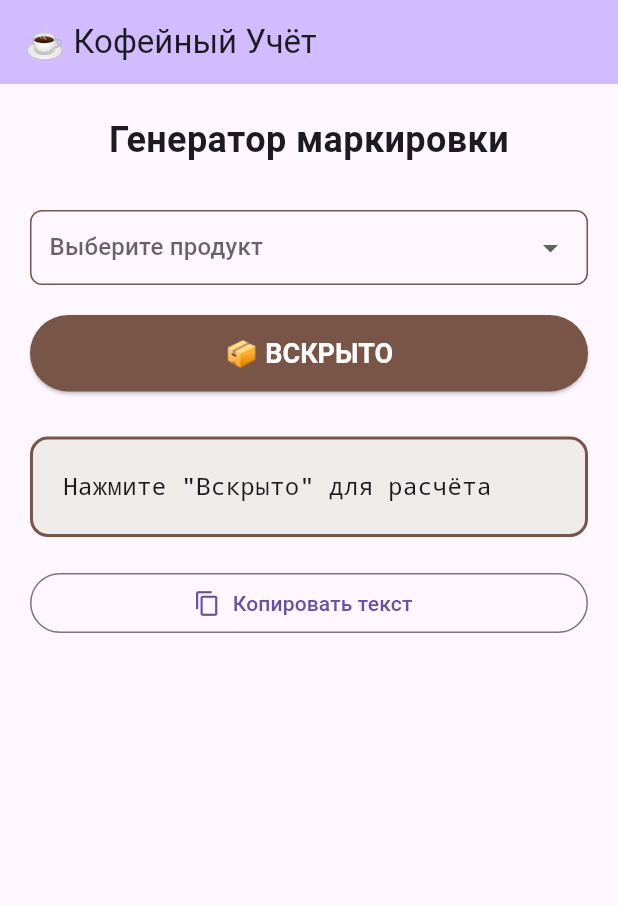
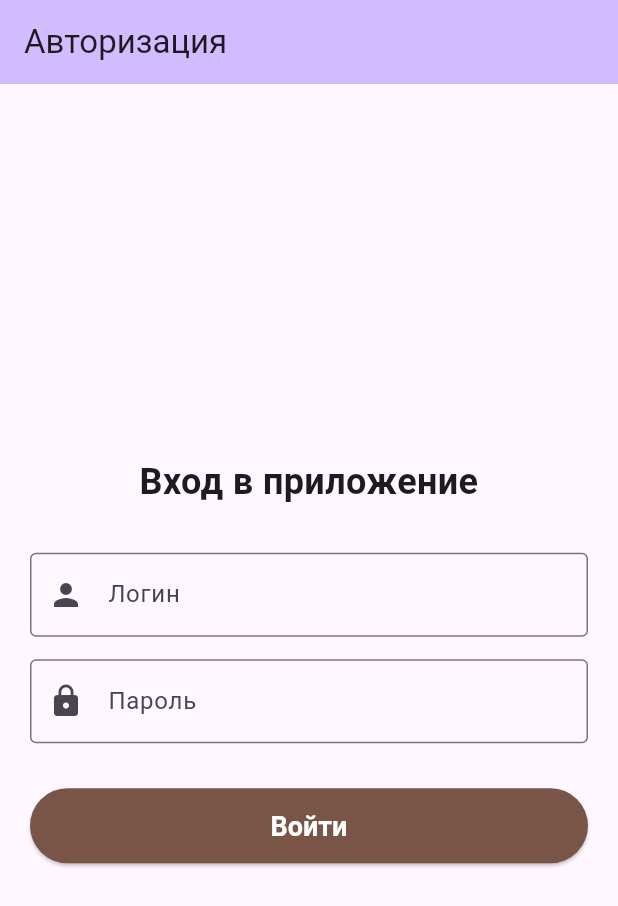
Before and after one commit to lare44ek/coffee_app, a Flutter app: the screen it shows after launch, on a phone screen of 412 x 824 dp. Shown: the top 906 px of the screen. Run offline on Flutter 3.47's test engine with Material 3 defaults, Android fonts, the phone set to English and light mode, and no system bars; missing offline and left inert: mobile_scanner.

Commit message:
v0.1 alpha

```diff
--- /dev/null
+++ b/lib/login_page.dart
@@ -0,0 +1,103 @@
+// lib/login_page.dart
+import 'package:flutter/material.dart';
+import 'main_app.dart'; // Импортируем MainApp, куда перейдём после логина
+
+class LoginPage extends StatefulWidget {
+  const LoginPage({super.key});
+
+  @override
+  State<LoginPage> createState() => _LoginPageState();
+}
+
+class _LoginPageState extends State<LoginPage> {
+  final TextEditingController _loginController = TextEditingController();
+  final TextEditingController _passwordController = TextEditingController();
+
+  static const String correctLogin = 'admin';
+  static const String correctPassword = '12345678';
+
+  void _attemptLogin() async {
+    String enteredLogin = _loginController.text.trim();
+    String enteredPassword = _passwordController.text;
+
+    if (enteredLogin == correctLogin && enteredPassword == correctPassword) {
+      // Логин успешен - переходим на MainApp
+      // Navigator.pushReplacement заменяет текущий экран
+      Navigator.pushReplacement(
+        context,
+        MaterialPageRoute(builder: (context) => const MainApp()), // <-- ЗДЕСЬ
+      );
+    } else {
+      ScaffoldMessenger.of(context).showSnackBar(
+        const SnackBar(
+          content: Text('Неверный логин или пароль!'),
+          backgroundColor: Colors.red,
+        ),
+      );
+    }
+  }
+
+  @override
+  Widget build(BuildContext context) {
+    return Scaffold(
+      appBar: AppBar(
+        title: const Text('Авторизация'),
+        backgroundColor: Theme.of(context).colorScheme.inversePrimary,
+      ),
+      body: Padding(
+        padding: const EdgeInsets.all(20.0),
+        child: Column(
+          mainAxisAlignment: MainAxisAlignment.center,
+          children: [
+            const Text(
+              'Вход в приложение',
+              style: TextStyle(fontSize: 24, fontWeight: FontWeight.bold),
+              textAlign: TextAlign.center,
+            ),
+            const SizedBox(height: 30),
+
+            TextField(
+              controller: _loginController,
+              decoration: const InputDecoration(
+                labelText: 'Логин',
+                prefixIcon: Icon(Icons.person),
+                border: OutlineInputBorder(),
+              ),
+              keyboardType: TextInputType.text,
+            ),
+            const SizedBox(height: 15),
+
+            TextField(
+              controller: _passwordController,
+              decoration: const InputDecoration(
+                labelText: 'Пароль',
+                prefixIcon: Icon(Icons.lock),
+                border: OutlineInputBorder(),
+              ),
+              obscureText: true,
+            ),
+            const SizedBox(height: 30),
+
+            ElevatedButton(
+              onPressed: _attemptLogin,
+              style: ElevatedButton.styleFrom(
+                backgroundColor: Colors.brown,
+                foregroundColor: Colors.white,
+                minimumSize: const Size(double.infinity, 50),
+                textStyle: const TextStyle(fontSize: 18, fontWeight: FontWeight.bold),
+              ),
+              child: const Text('Войти'),
+            ),
+          ],
+        ),
+      ),
+    );
+  }
+
+  @override
+  void dispose() {
+    _loginController.dispose();
+    _passwordController.dispose();
+    super.dispose();
+  }
+}
--- a/lib/main.dart
+++ b/lib/main.dart
@@ -1,4 +1,6 @@
+// lib/main.dart
 import 'package:flutter/material.dart';
+import 'login_page.dart'; // Импортируем LoginPage
 
 void main() {
   runApp(const CoffeeApp());
@@ -10,168 +12,14 @@ class CoffeeApp extends StatelessWidget {
   @override
   Widget build(BuildContext context) {
     return MaterialApp(
-      debugShowCheckedModeBanner: false, // Убирает надпись "DEBUG" в углу
+      debugShowCheckedModeBanner: false,
       theme: ThemeData(
-        primarySwatch: Colors.brown, // Коричневая тема (кофейная!)
+        primarySwatch: Colors.brown,
         useMaterial3: true,
       ),
-      home: const LabelGeneratorPage(),
+      // Теперь стартуем с LoginPage
+      home: const LoginPage(),
+      // Убираем routes или другие настройки home, если были
     );
   }
 }
-
-class LabelGeneratorPage extends StatefulWidget {
-  const LabelGeneratorPage({super.key});
-
-  @override
-  State<LabelGeneratorPage> createState() => _LabelGeneratorPageState();
-}
-
-class _LabelGeneratorPageState extends State<LabelGeneratorPage> {
-  // Выбранный продукт
-  String? _selectedProduct;
-
-  // Результат расчёта
-  String _resultText = 'Нажмите "Вскрыто" для расчёта';
-
-  // Список продуктов с их сроками годности (в часах после вскрытия)
-  final Map<String, int> _products = {
-    'Молоко 3.2%': 48,
-    'Сливки 10%': 48,
-    'Сливки 20%': 72,
-    'Сироп ванильный': 720, // 30 дней
-    'Сироп карамельный': 720,
-    'Кофе в зернах': 720,
-    'Матча': 168, // 7 дней
-    'Шоколадный соус': 336, // 14 дней
-  };
-
-  // Функция расчёта даты окончания
-  void _calculateExpiration() {
-    if (_selectedProduct == null) {
-      setState(() {
-        _resultText = '⚠️ Выберите продукт из списка!';
-      });
-      return;
-    }
-
-    // Получаем срок годности выбранного продукта
-    int shelfLifeHours = _products[_selectedProduct]!;
-
-    // Текущее время
-    DateTime now = DateTime.now();
-
-    // Дата окончания = сейчас + срок годности
-    DateTime expiration = now.add(Duration(hours: shelfLifeHours));
-
-    // Форматируем дату в красивый вид
-    String expirationString =
-        '${expiration.day.toString().padLeft(2, '0')}.${expiration.month.toString().padLeft(2, '0')} '
-        '${expiration.hour.toString().padLeft(2, '0')}:${expiration.minute.toString().padLeft(2, '0')}';
-
-    // Формируем текст для маркировки
-    setState(() {
-      _resultText = '''
-✅ ПРОДУКТ: $_selectedProduct
- ВСКРЫТО: ${now.day.toString().padLeft(2, '0')}.${now.month.toString().padLeft(2, '0')} ${now.hour.toString().padLeft(2, '0')}:${now.minute.toString().padLeft(2, '0')}
-⏳ ГОДЕН ДО: $expirationString
-      ''';
-    });
-  }
-
-  @override
-  Widget build(BuildContext context) {
-    return Scaffold(
-      appBar: AppBar(
-        title: const Text('☕ Кофейный Учёт'),
-        backgroundColor: Theme.of(context).colorScheme.inversePrimary,
-      ),
-      body: Padding(
-        padding: const EdgeInsets.all(20.0),
-        child: Column(
-          crossAxisAlignment: CrossAxisAlignment.stretch,
-          children: [
-            const Text(
-              'Генератор маркировки',
-              style: TextStyle(fontSize: 24, fontWeight: FontWeight.bold),
-              textAlign: TextAlign.center,
-            ),
-            const SizedBox(height: 30),
-
-            // Выпадающий список продуктов
-            Container(
-              padding: const EdgeInsets.symmetric(horizontal: 12),
-              decoration: BoxDecoration(
-                border: Border.all(color: Colors.brown),
-                borderRadius: BorderRadius.circular(8),
-              ),
-              child: DropdownButtonHideUnderline(
-                child: DropdownButton<String>(
-                  value: _selectedProduct,
-                  hint: const Text('Выберите продукт'),
-                  isExpanded: true,
-                  items: _products.keys.map((String product) {
-                    return DropdownMenuItem<String>(
-                      value: product,
-                      child: Text(product),
-                    );
-                  }).toList(),
-                  onChanged: (String? newValue) {
-                    setState(() {
-                      _selectedProduct = newValue;
-                    });
-                  },
-                ),
-              ),
-            ),
-            const SizedBox(height: 20),
-
-            // Кнопка "Вскрыто"
-            ElevatedButton(
-              onPressed: _calculateExpiration,
-              style: ElevatedButton.styleFrom(
-                backgroundColor: Colors.brown,
-                foregroundColor: Colors.white,
-                padding: const EdgeInsets.symmetric(vertical: 15),
-                textStyle: const TextStyle(fontSize: 18, fontWeight: FontWeight.bold),
-              ),
-              child: const Text('📦 ВСКРЫТО'),
-            ),
-            const SizedBox(height: 30),
-
-            // Блок с результатом
-            Container(
-              padding: const EdgeInsets.all(20),
-              decoration: BoxDecoration(
-                color: Colors.brown.shade50,
-                borderRadius: BorderRadius.circular(12),
-                border: Border.all(color: Colors.brown, width: 2),
-              ),
-              child: Text(
-                _resultText,
-                style: const TextStyle(
-                  fontSize: 16,
-                  fontFamily: 'monospace', // Моноширинный шрифт как на этикетке
-                ),
-              ),
-            ),
-            const SizedBox(height: 20),
-
-            // Кнопка копирования текста
-            OutlinedButton.icon(
-              onPressed: () {
-                // Копирование в буфер обмена
-                // Для этого нужно будет добавить пакет flutter/services
-                ScaffoldMessenger.of(context).showSnackBar(
-                  const SnackBar(content: Text('Функция копирования будет добавлена!')),
-                );
-              },
-              icon: const Icon(Icons.copy),
-              label: const Text('Копировать текст'),
-            ),
-          ],
-        ),
-      ),
-    );
-  }
-}
--- a/pubspec.yaml
+++ b/pubspec.yaml
@@ -30,7 +30,7 @@ environment:
 dependencies:
   flutter:
     sdk: flutter
-
+  mobile_scanner: ^5.1.1
   # The following adds the Cupertino Icons font to your application.
   # Use with the CupertinoIcons class for iOS style icons.
   cupertino_icons: ^1.0.8
```
Also changed, not shown: lib/history_screen.dart (added, +42 -0 lines), lib/label_generator_page.dart (added, +205 -0 lines), lib/main_app.dart (added, +71 -0 lines), lib/qr_scanner_screen.dart (added, +84 -0 lines), pubspec.lock, 8 other files.
